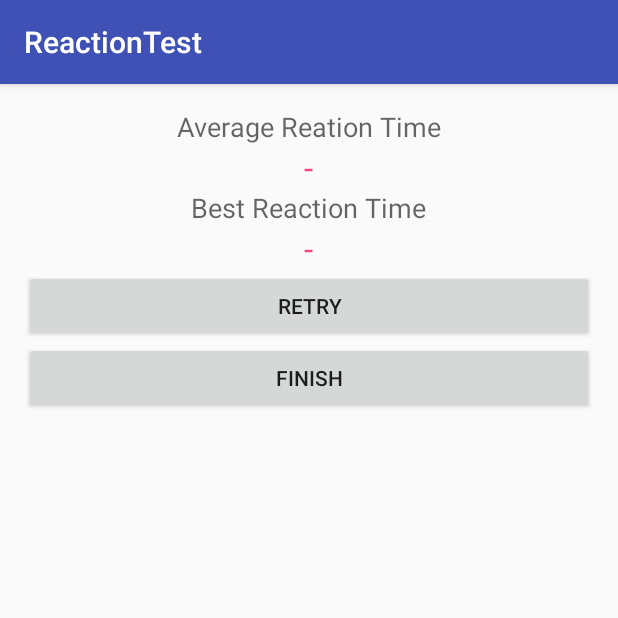
After one commit to lidox/reaction-test, an Android app: the SingleGameResultView screen opened directly, with no data from a screen before it, on a phone screen of 412 x 824 dp, the top half of it. The commit adds this screen. Run offline under Robolectric (Android 15) with nearby library versions, the phone set to English and light mode, and no system bars; libraries missing offline, so code that uses them is left out: ch.qos.logback, org.slf4j; 1 statement that could not run was skipped.

Commit message:
add single result view

```diff
--- a/ReactionTest/app/src/main/AndroidManifest.xml
+++ b/ReactionTest/app/src/main/AndroidManifest.xml
@@ -26,7 +26,8 @@
             android:name="com.google.android.gms.version"
             android:value="@integer/google_play_services_version" />
 
-        <activity android:name=".view.games.StartGameSettings"></activity>
+        <activity android:name=".view.games.StartGameSettings" />
+        <activity android:name=".view.games.SingleGameResultView"></activity>
     </application>
 
 </manifest>
--- a/ReactionTest/app/src/main/java/com/artursworld/reactiontest/model/persistence/manager/TrialManager.java
+++ b/ReactionTest/app/src/main/java/com/artursworld/reactiontest/model/persistence/manager/TrialManager.java
@@ -2,13 +2,17 @@ package com.artursworld.reactiontest.model.persistence.manager;
 
 import android.content.ContentValues;
 import android.content.Context;
+import android.database.Cursor;
 import android.os.AsyncTask;
 
 import com.artursworld.reactiontest.controller.util.UtilsRG;
+import com.artursworld.reactiontest.model.entity.OperationIssue;
 import com.artursworld.reactiontest.model.persistence.EntityDbManager;
 import com.artursworld.reactiontest.model.persistence.contracts.DBContracts;
 
+import java.util.ArrayList;
 import java.util.Date;
+import java.util.List;
 
 public class TrialManager extends EntityDbManager{
 
@@ -30,7 +34,7 @@ public class TrialManager extends EntityDbManager{
 
                 try {
                     database.insertOrThrow(DBContracts.TrialTable.TABLE_NAME, null, values);
-                    UtilsRG.info("New trial added to reaction game with reaction time("+reactionTime+") successfully");
+                    UtilsRG.info("New trial added to reaction game("+reactionGameCreationTime+") with reaction time("+reactionTime+") successfully");
                 }
                 catch (Exception e){
                     UtilsRG.error("Could not insert trial into db for reaction game("+reactionGameCreationTime +")" + e.getLocalizedMessage());
@@ -40,4 +44,59 @@ public class TrialManager extends EntityDbManager{
         }.execute();
     }
 
+    public double getBestReactionTimeByReactionGameId(String reactionGameId) {
+        UtilsRG.info("try to getBestReactionTimeByReactionGameId(" + reactionGameId + ")");
+        Cursor cursor = database.query(DBContracts.OperationIssueTable.TABLE_NAME,
+                new String[]{"MIN(" + DBContracts.TrialTable.REACTION_TIME + ")"},
+                DBContracts.TrialTable.PK_REACTIONGAME_CREATION_DATE + " like '" + reactionGameId + "'",
+                null, null, null, null);
+        try {
+            cursor.moveToFirst();
+            return cursor.getDouble(0);
+        } catch (Exception e) {
+            UtilsRG.error("could not get best reaction time. " +e.getLocalizedMessage());
+        }
+        finally {
+            try {
+                cursor.close();
+            }
+            catch (Exception e){
+                UtilsRG.error(e.getLocalizedMessage());
+            }
+        }
+        return -1;
+    }
+
+    public interface AsyncResponse {
+        void getBestReactionTimeByReactionGameIdAsync(double bestReactionTime);
+    }
+
+    public static class getBestReactionTimeByReactionGameIdAsync extends AsyncTask<String, Void, Double> {
+
+        public AsyncResponse delegate = null;
+        private Context context;
+
+        public getBestReactionTimeByReactionGameIdAsync(AsyncResponse delegate, Context c){
+            this.context = c;
+            this.delegate = delegate;
+        }
+
+        @Override
+        protected Double doInBackground(String... reactionGameIds) {
+            double result = -1;
+            String reactionGameId = reactionGameIds[0];
+            if(reactionGameId != null){
+                TrialManager dbManager = new TrialManager(context);
+                result = dbManager.getBestReactionTimeByReactionGameId(reactionGameId);
+            }
+            return result;
+        }
+
+        @Override
+        protected void onPostExecute(Double result) {
+            super.onPostExecute(result);
+            delegate.getBestReactionTimeByReactionGameIdAsync(result);
+        }
+    }
+
 }
--- a/ReactionTest/app/src/main/java/com/artursworld/reactiontest/view/games/GoGameView.java
+++ b/ReactionTest/app/src/main/java/com/artursworld/reactiontest/view/games/GoGameView.java
@@ -18,6 +18,7 @@ import com.artursworld.reactiontest.R;
 import com.artursworld.reactiontest.controller.helper.GameStatus;
 import com.artursworld.reactiontest.controller.util.UtilsRG;
 import com.artursworld.reactiontest.model.persistence.contracts.DBContracts;
+import com.artursworld.reactiontest.model.persistence.manager.OperationIssueManager;
 import com.artursworld.reactiontest.model.persistence.manager.ReactionGameManager;
 import com.artursworld.reactiontest.model.persistence.manager.TrialManager;
 import com.artursworld.reactiontest.view.UserManagement;
@@ -201,10 +202,21 @@ public class GoGameView extends AppCompatActivity {
         }
         else{
             UtilsRG.info("User finished the GO-Game seuccessfully.");
-            // TODO: go to next view
+            initSingleGameResultView();
         }
 
         Toast.makeText(this, usersReactionTime + " s", Toast.LENGTH_LONG).show();
     }
 
+    private void initSingleGameResultView() {
+        UtilsRG.info("Init Intent by User("+medicalUserId+") with operation name("+operationIssueName+"). Test type="+testType+ ", GameType="+gameType);
+        Intent intent = new Intent(this, SingleGameResultView.class);
+        intent.putExtra(StartGameSettings.EXTRA_MEDICAL_USER_ID, medicalUserId);
+        intent.putExtra(StartGameSettings.EXTRA_OPERATION_ISSUE_NAME, operationIssueName);
+        intent.putExtra(StartGameSettings.EXTRA_GAME_TYPE, gameType);
+        intent.putExtra(StartGameSettings.EXTRA_TEST_TYPE, testType);
+        intent.putExtra(StartGameSettings.EXTRA_REACTION_GAME_ID, reactionGameId);
+        startActivity(intent);
+    }
+
 }
--- /dev/null
+++ b/ReactionTest/app/src/main/java/com/artursworld/reactiontest/view/games/SingleGameResultView.java
@@ -0,0 +1,63 @@
+package com.artursworld.reactiontest.view.games;
+
+import android.content.Intent;
+import android.support.v7.app.AppCompatActivity;
+import android.os.Bundle;
+import android.view.View;
+
+import com.artursworld.reactiontest.R;
+import com.artursworld.reactiontest.controller.util.UtilsRG;
+import com.artursworld.reactiontest.model.persistence.manager.TrialManager;
+
+public class SingleGameResultView extends AppCompatActivity {
+
+    private String reactionGameId;
+    private String medicalUserId;
+    private String operationIssueName;
+    private String testType;
+    private String gameType;
+
+    @Override
+    protected void onCreate(Bundle savedInstanceState) {
+        super.onCreate(savedInstanceState);
+        setContentView(R.layout.activity_single_game_result_view);
+        getGameSettingsByIntent();
+        initReactionTimesAsync();
+    }
+
+    public void onFinishBtnClick(View view){
+        UtilsRG.info("User finished game");
+    }
+
+    public void onRetryBtnClick(View view){
+        UtilsRG.info("User does a second try");
+    }
+
+    private void getGameSettingsByIntent() {
+        medicalUserId = getIntentMessage(StartGameSettings.EXTRA_MEDICAL_USER_ID);
+        operationIssueName = getIntentMessage(StartGameSettings.EXTRA_OPERATION_ISSUE_NAME);
+        testType = getIntentMessage(StartGameSettings.EXTRA_TEST_TYPE);
+        gameType = getIntentMessage(StartGameSettings.EXTRA_GAME_TYPE);
+        reactionGameId = getIntentMessage(StartGameSettings.EXTRA_REACTION_GAME_ID);
+        UtilsRG.info(SingleGameResultView.class.getSimpleName() +" received user("+medicalUserId+") with operation name("
+                +operationIssueName+"). Test type="+testType+ ", GameType="+gameType+",ReactionGameId="+reactionGameId);
+    }
+
+    private String getIntentMessage(String messageKey){
+        Intent intent = getIntent();
+        String message = intent.getStringExtra(messageKey);
+        return message;
+    }
+
+    private void initReactionTimesAsync() {
+        new TrialManager.getBestReactionTimeByReactionGameIdAsync(new TrialManager.AsyncResponse(){
+
+            @Override
+            public void getBestReactionTimeByReactionGameIdAsync(double bestReactionTime) {
+                UtilsRG.info("Best Reaction Time was:" + bestReactionTime + " s");
+            }
+
+        }, getApplicationContext()).execute(reactionGameId);
+    }
+
+}
--- a/ReactionTest/app/src/main/java/com/artursworld/reactiontest/view/games/StartGameSettings.java
+++ b/ReactionTest/app/src/main/java/com/artursworld/reactiontest/view/games/StartGameSettings.java
@@ -35,6 +35,8 @@ public class StartGameSettings extends FragmentActivity implements AddOperationI
     public final static String EXTRA_OPERATION_ISSUE_NAME = "com.artursworld.reactiontest.EXTRA_OPERATION_ISSUE_NAME";
     public final static String EXTRA_TEST_TYPE = "com.artursworld.reactiontest.EXTRA_TEST_TYPE";
     public final static String EXTRA_GAME_TYPE = "com.artursworld.reactiontest.EXTRA_GAME_TYPE";
+    public final static String EXTRA_REACTION_GAME_ID = "com.artursworld.reactiontest.EXTRA_REACTION_GAME_ID";
+
 
     private Spinner medicalUserSpinner;
     private Spinner operationIssueSpinner;
--- /dev/null
+++ b/ReactionTest/app/src/main/res/layout/activity_single_game_result_view.xml
@@ -0,0 +1,68 @@
+<?xml version="1.0" encoding="utf-8"?>
+<RelativeLayout xmlns:android="http://schemas.android.com/apk/res/android"
+    xmlns:tools="http://schemas.android.com/tools"
+    android:layout_width="match_parent"
+    android:layout_height="match_parent"
+    android:paddingBottom="@dimen/activity_vertical_margin"
+    android:paddingLeft="@dimen/activity_horizontal_margin"
+    android:paddingRight="@dimen/activity_horizontal_margin"
+    android:paddingTop="@dimen/activity_vertical_margin"
+    tools:context="com.artursworld.reactiontest.view.games.SingleGameResultView">
+
+    <TextView
+        android:id="@+id/single_game_result_view_average_reaction_time_label"
+        android:textAppearance="?android:attr/textAppearanceMedium"
+        android:layout_width="wrap_content"
+        android:layout_centerHorizontal="true"
+        android:text="@string/average_reaction_time"
+        android:layout_height="wrap_content" />
+
+    <TextView
+        android:id="@+id/single_game_result_view_average_reaction_time_text"
+        android:layout_below="@+id/single_game_result_view_average_reaction_time_label"
+        android:textColor="@color/colorAccent"
+        android:layout_centerHorizontal="true"
+        android:textAppearance="?android:attr/textAppearanceLarge"
+        android:text="@string/placeholder_minus"
+        android:layout_width="wrap_content"
+        android:layout_height="wrap_content" />
+
+    <TextView
+        android:id="@+id/single_game_result_view_best_reaction_time_label"
+        android:layout_below="@+id/single_game_result_view_average_reaction_time_text"
+        android:textAppearance="?android:attr/textAppearanceMedium"
+        android:layout_width="wrap_content"
+        android:layout_centerHorizontal="true"
+        android:text="@string/best_reaction_time"
+        android:layout_height="wrap_content" />
+
+    <TextView
+        android:id="@+id/single_game_result_view_best_reaction_time_text"
+        android:layout_below="@+id/single_game_result_view_best_reaction_time_label"
+        android:textColor="@color/colorAccent"
+        android:layout_centerHorizontal="true"
+        android:textAppearance="?android:attr/textAppearanceLarge"
+        android:text="@string/placeholder_minus"
+        android:layout_width="wrap_content"
+        android:layout_height="wrap_content" />
+
+    <Button
+        android:id="@+id/single_game_result_view_retry_btn"
+        android:layout_below="@+id/single_game_result_view_best_reaction_time_text"
+        android:layout_centerHorizontal="true"
+        android:textAppearance="?android:attr/textAppearanceButton"
+        android:text="@string/retry"
+        android:layout_width="match_parent"
+        android:layout_height="wrap_content"
+        android:onClick="onRetryBtnClick" />
+
+    <Button
+        android:id="@+id/single_game_result_view_finish_btn"
+        android:layout_below="@+id/single_game_result_view_retry_btn"
+        android:textAppearance="?android:attr/textAppearanceButton"
+        android:text="@string/finish"
+        android:layout_width="match_parent"
+        android:layout_height="wrap_content"
+        android:onClick="onFinishBtnClick" />
+
+</RelativeLayout>
--- a/ReactionTest/app/src/main/res/values/strings.xml
+++ b/ReactionTest/app/src/main/res/values/strings.xml
@@ -23,4 +23,9 @@
     <string name="add">Add</string>
     <string name="save">Save</string>
     <string name="auto_genrated">Auto generated</string>
+    <string name="average_reaction_time">Average Reation Time</string>
+    <string name="placeholder_minus">-</string>
+    <string name="best_reaction_time">Best Reaction Time</string>
+    <string name="retry">Retry</string>
+    <string name="finish">Finish</string>
 </resources>
```
